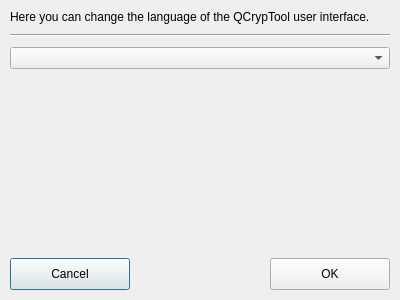
The window that trunk/Resources/QCrypTool/Dialogs/DialogLanguage.ui (flomar/QCrypTool) describes before a commit, drawn with Qt 5.
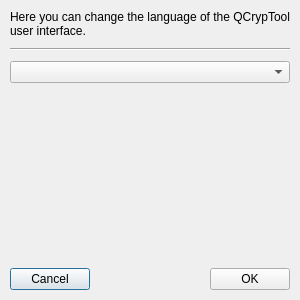
The same window after the commit.

Commit message: improved the scaling system, and applied its new functionality in the three existing dialogs (Language, Scaling, About)

```diff
--- a/trunk/Resources/QCrypTool/Dialogs/DialogLanguage.ui
+++ b/trunk/Resources/QCrypTool/Dialogs/DialogLanguage.ui
@@ -6,7 +6,7 @@
    <rect>
     <x>0</x>
     <y>0</y>
-    <width>400</width>
+    <width>300</width>
     <height>300</height>
    </rect>
   </property>
@@ -86,8 +86,14 @@
       <widget class="QPushButton" name="DialogLanguagePushButtonCancel">
        <property name="minimumSize">
         <size>
-         <width>120</width>
-         <height>32</height>
+         <width>0</width>
+         <height>0</height>
+        </size>
+       </property>
+       <property name="baseSize">
+        <size>
+         <width>100</width>
+         <height>25</height>
         </size>
        </property>
        <property name="text">
@@ -112,8 +118,14 @@
       <widget class="QPushButton" name="DialogLanguagePushButtonOK">
        <property name="minimumSize">
         <size>
-         <width>120</width>
-         <height>32</height>
+         <width>0</width>
+         <height>0</height>
+        </size>
+       </property>
+       <property name="baseSize">
+        <size>
+         <width>100</width>
+         <height>25</height>
         </size>
        </property>
        <property name="text">
```
The commit also changes 7 other files.
